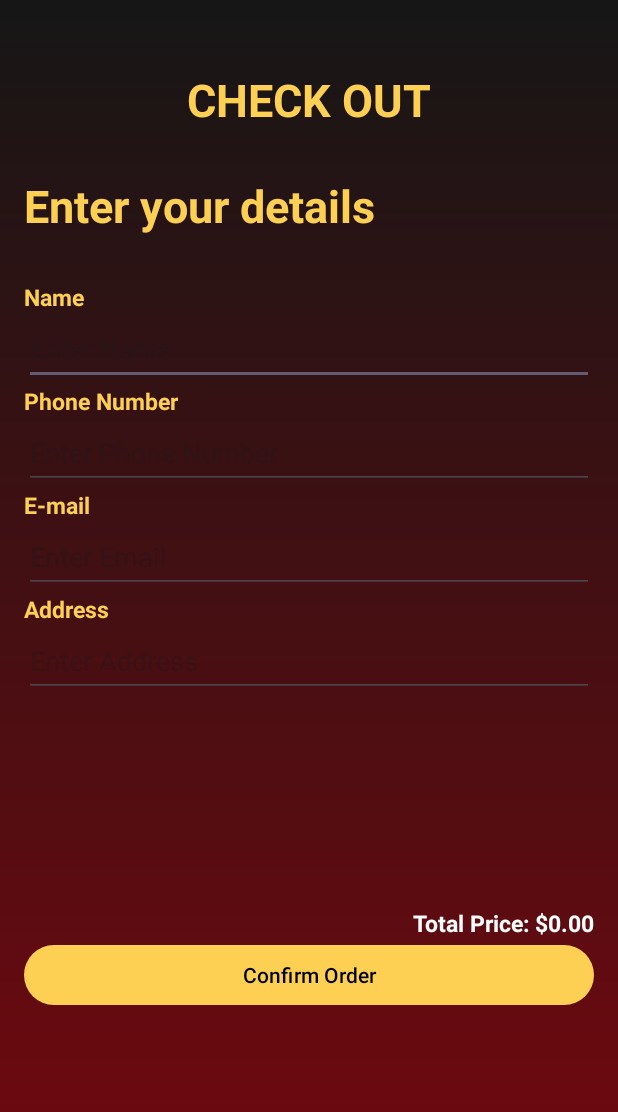
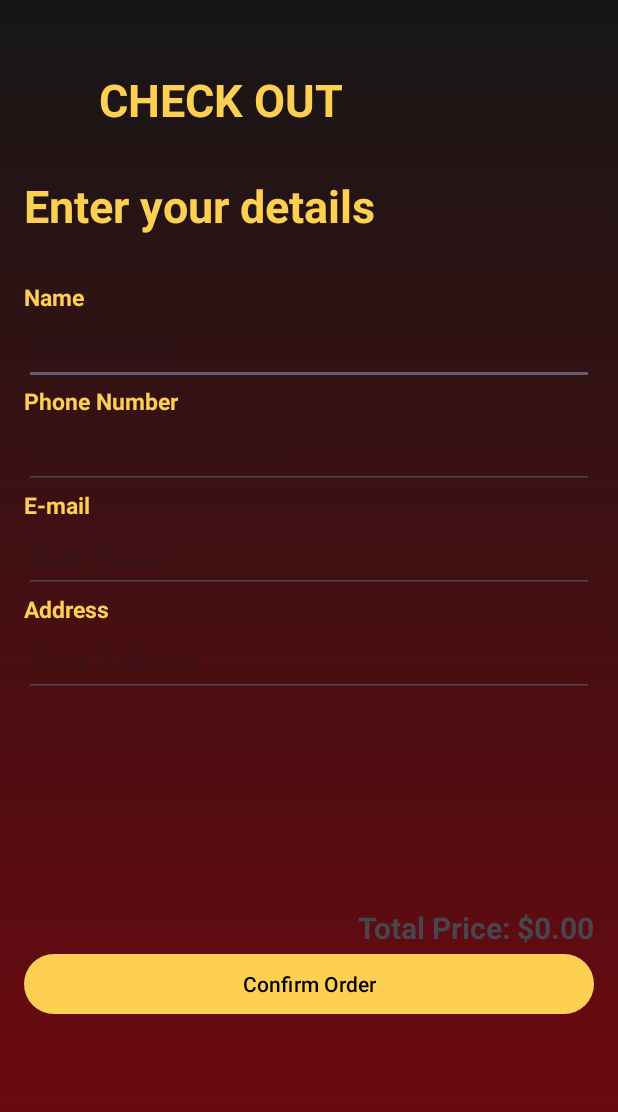
Before and after one commit to Rafiaa01/sizzelCraft, an Android app: the Checkout screen opened directly, with no data from a screen before it, on a phone screen of 412 x 824 dp. Shown: the top 1112 px of the screen. Run offline under Robolectric (Android 15) with nearby library versions, the phone set to English and light mode, and no system bars.

Commit message:
checkout

```diff
--- a/app/src/main/res/layout/activity_checkout.xml
+++ b/app/src/main/res/layout/activity_checkout.xml
@@ -1,5 +1,6 @@
 <?xml version="1.0" encoding="utf-8"?>
 <LinearLayout xmlns:android="http://schemas.android.com/apk/res/android"
+    xmlns:tools="http://schemas.android.com/tools"
     android:layout_width="match_parent"
     android:layout_height="match_parent"
     android:orientation="vertical"
@@ -8,14 +9,14 @@
 
     <TextView
         android:id="@+id/title1"
-        android:layout_width="wrap_content"
+        android:layout_width="match_parent"
         android:layout_height="wrap_content"
         android:text="CHECK OUT"
         android:textSize="30dp"
         android:textStyle="bold"
         android:textColor="@color/yellow"
         android:layout_marginTop="30dp"
-        android:layout_gravity="center"/>
+        android:layout_marginLeft="50dp"/>
     <TextView
         android:id="@+id/title"
         android:layout_width="match_parent"
@@ -31,17 +32,17 @@
         android:id="@+id/name"
         android:layout_width="wrap_content"
         android:layout_height="wrap_content"
+        android:layout_marginTop="30dp"
         android:text="Name"
+        android:textColor="@color/yellow"
+        android:textSize="15dp"
         android:textStyle="bold"
-        android:layout_marginTop="30dp"
-        android:textSize="15sp"
-        android:textColor="@color/yellow" />
+        tools:ignore="TextSizeCheck" />
     <EditText
         android:id="@+id/edtName"
         android:layout_width="match_parent"
         android:layout_height="48dp"
         android:hint="Enter Name"
-        android:textColor="@color/white"
         android:inputType="textPersonName" />
 
     <TextView
@@ -49,15 +50,15 @@
         android:layout_width="wrap_content"
         android:layout_height="wrap_content"
         android:text="Phone Number"
+        android:textColor="@color/yellow"
+        android:textSize="15dp"
         android:textStyle="bold"
-        android:textSize="15sp"
-        android:textColor="@color/yellow" />
+        tools:ignore="TextSizeCheck" />
     <!-- Phone Number Input -->
     <EditText
         android:id="@+id/edtPhoneNumber"
         android:layout_width="match_parent"
         android:layout_height="48dp"
-        android:textColor="@color/white"
         android:hint="Enter Phone Number"
         android:inputType="phone" />
 
@@ -66,15 +67,15 @@
         android:layout_width="wrap_content"
         android:layout_height="wrap_content"
         android:text="E-mail"
+        android:textColor="@color/yellow"
+        android:textSize="15dp"
         android:textStyle="bold"
-        android:textSize="15sp"
-        android:textColor="@color/yellow" />
+        tools:ignore="TextSizeCheck" />
     <!-- Email Input -->
     <EditText
         android:id="@+id/edtEmail"
         android:layout_width="match_parent"
         android:layout_height="48dp"
-        android:textColor="@color/white"
         android:hint="Enter Email"
         android:inputType="textEmailAddress" />
 
@@ -83,15 +84,15 @@
         android:layout_width="wrap_content"
         android:layout_height="wrap_content"
         android:text="Address"
+        android:textColor="@color/yellow"
+        android:textSize="15dp"
         android:textStyle="bold"
-        android:textSize="15sp"
-        android:textColor="@color/yellow" />
+        tools:ignore="TextSizeCheck" />
     <!-- Address Input -->
     <EditText
         android:id="@+id/edtAddress"
         android:layout_width="match_parent"
         android:layout_height="48dp"
-        android:textColor="@color/white"
         android:hint="Enter Address"
         android:inputType="textPostalAddress" />
 
@@ -99,9 +100,8 @@
         android:id="@+id/total_price1"
         android:layout_width="wrap_content"
         android:layout_height="wrap_content"
-        android:textSize="15sp"
+        android:textSize="20dp"
         android:textStyle="bold"
-        android:textColor="@color/white"
         android:layout_marginTop="140dp"
         android:layout_gravity="right"
         />
```
